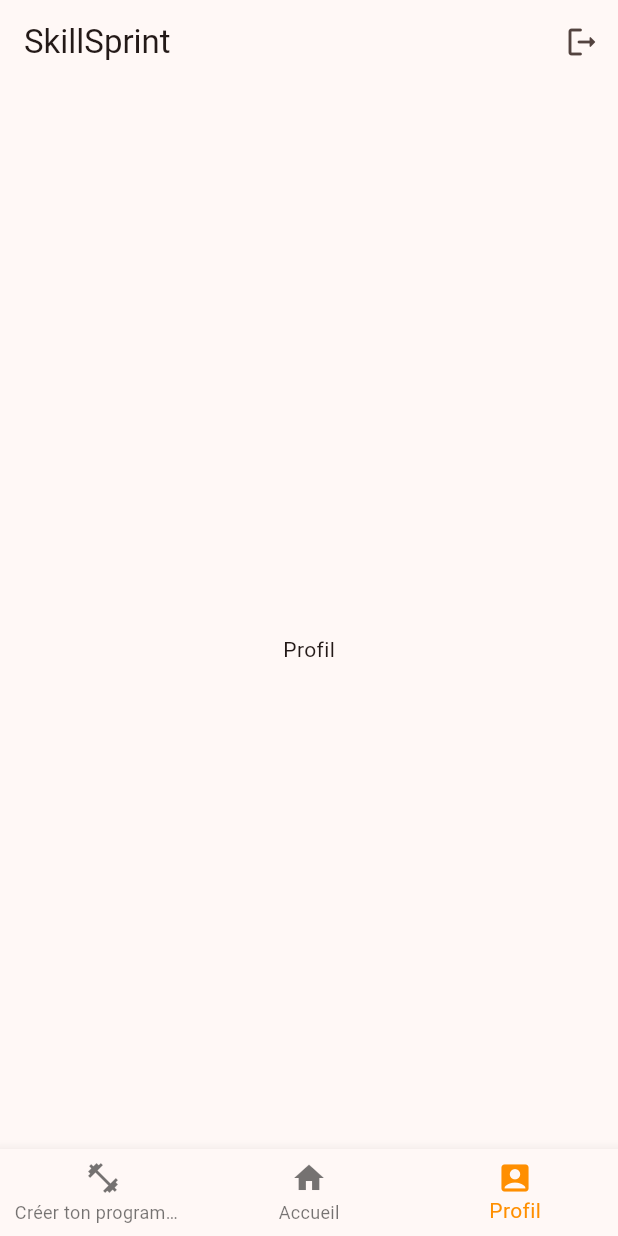
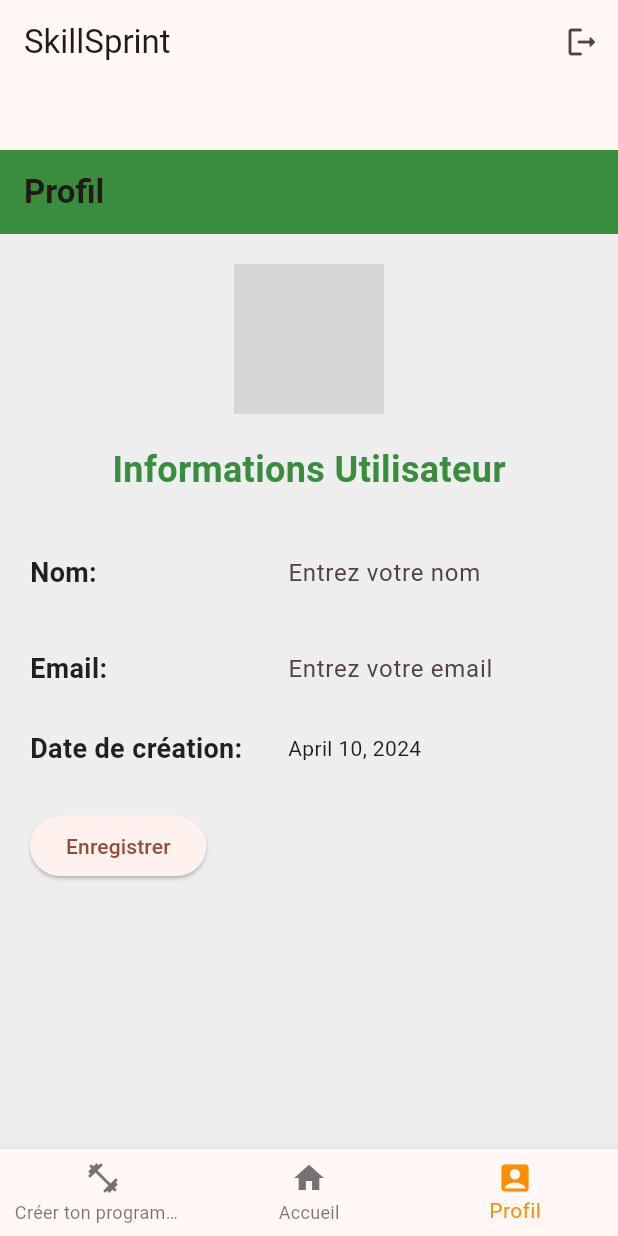
Before and after one commit to LoupMyr/SkillSprint-mobile, a Flutter app: the HomePage screen opened directly with empty values, item 3 of the bottom bar chosen, on a phone screen of 412 x 824 dp. Run offline on Flutter 3.47's test engine with Material 3 defaults, Android fonts, the light colour scheme and no system bars; our stand-ins replace cloud_firestore, firebase_auth, firebase_core, shared_preferences; accounts and stored records are empty; generated files the repository leaves out were written again; network calls fail; grey boxes are pictures that could not be loaded.

Commit message:
Ajout V1 page profil

```diff
--- a/lib/Layouts/Profil.dart
+++ b/lib/Layouts/Profil.dart
@@ -1,10 +1,172 @@
 import 'package:flutter/material.dart';
+import 'package:firebase_auth/firebase_auth.dart';
+import 'package:intl/intl.dart';
 
 class Profil extends StatelessWidget {
   @override
   Widget build(BuildContext context) {
-    return const Center(
-      child: Text("Profil"),
+    User? user = FirebaseAuth.instance.currentUser;
+
+    return Scaffold(
+      appBar: AppBar(
+        title: Text(
+          'Profil',
+          style: TextStyle(
+            fontFamily: 'Roboto',
+            fontWeight: FontWeight.bold,
+          ),
+        ),
+        backgroundColor: Colors.green[700],
+        elevation: 0, // Supprime l'ombre sous l'app bar
+      ),
+      body: user != null ? ProfilContent(user: user) : Center(child: CircularProgressIndicator()),
+      backgroundColor: Colors.grey[200],
     );
   }
 }
+
+class ProfilContent extends StatefulWidget {
+  final User user;
+
+  const ProfilContent({Key? key, required this.user}) : super(key: key);
+
+  @override
+  _ProfilContentState createState() => _ProfilContentState();
+}
+
+class _ProfilContentState extends State<ProfilContent> {
+  late TextEditingController _nameController;
+  late TextEditingController _emailController;
+
+  @override
+  void initState() {
+    super.initState();
+    _nameController = TextEditingController(text: widget.user.displayName ?? "");
+    _emailController = TextEditingController(text: widget.user.email ?? "");
+  }
+
+  @override
+  void dispose() {
+    _nameController.dispose();
+    _emailController.dispose();
+    super.dispose();
+  }
+
+  @override
+  Widget build(BuildContext context) {
+    String formattedCreationDate = DateFormat.yMMMMd().format(widget.user.metadata.creationTime!);
+    return Padding(
+      padding: const EdgeInsets.all(20.0),
+      child: Column(
+        crossAxisAlignment: CrossAxisAlignment.start,
+        children: [
+          Center(
+            child: CircleAvatar(
+              radius: 50,
+              backgroundImage: NetworkImage('https://t4.ftcdn.net/jpg/00/97/00/09/360_F_97000908_wwH2goIihwrMoeV9QF3BW6HtpsVFaNVM.jpg'),
+              backgroundColor: Colors.grey[400],
+            ),
+          ),
+          SizedBox(height: 20),
+          Center(
+            child: Text(
+              'Informations Utilisateur',
+              style: TextStyle(
+                fontSize: 24,
+                fontWeight: FontWeight.bold,
+                color: Colors.green[700],
+                fontFamily: 'Roboto',
+              ),
+            ),
+          ),
+          SizedBox(height: 20),
+          UserInfoRow(
+            label: 'Nom:',
+            value: TextField(
+              controller: _nameController,
+              decoration: InputDecoration(
+                hintText: 'Entrez votre nom',
+                border: InputBorder.none,
+              ),
+            ),
+          ),
+          UserInfoRow(
+            label: 'Email:',
+            value: TextField(
+              controller: _emailController,
+              decoration: InputDecoration(
+                hintText: 'Entrez votre email',
+                border: InputBorder.none,
+              ),
+            ),
+          ),
+          UserInfoRow(
+            label: 'Date de création:',
+            value: Text(formattedCreationDate),
+          ),
+          SizedBox(height: 20),
+          ElevatedButton(
+            onPressed: () {
+              _updateProfile(context);
+            },
+            child: Text('Enregistrer'),
+          ),
+        ],
+      ),
+    );
+  }
+
+  Future<void> _updateProfile(BuildContext context) async {
+    try {
+      await widget.user.updateDisplayName( _nameController.text.trim());
+      await widget.user.verifyBeforeUpdateEmail(_emailController.text.trim());
+      ScaffoldMessenger.of(context).showSnackBar(SnackBar(
+        content: Text('Profil mis à jour avec succès'),
+        backgroundColor: Colors.green,
+      ));
+    } catch (e) {
+      ScaffoldMessenger.of(context).showSnackBar(SnackBar(
+        content: Text('Erreur lors de la mise à jour du profil: $e'),
+        backgroundColor: Colors.red,
+      ));
+    }
+  }
+}
+
+class UserInfoRow extends StatelessWidget {
+  final String label;
+  final Widget value;
+
+  const UserInfoRow({Key? key, required this.label, required this.value}) : super(key: key);
+
+  @override
+  Widget build(BuildContext context) {
+    return Padding(
+      padding: const EdgeInsets.symmetric(vertical: 8.0),
+      child: Row(
+        mainAxisAlignment: MainAxisAlignment.spaceBetween,
+        children: [
+          Text(
+            label,
+            style: TextStyle(
+              fontSize: 18,
+              fontWeight: FontWeight.bold,
+              color: Colors.black87,
+              fontFamily: 'Roboto',
+            ),
+          ),
+          SizedBox(
+            width: 200, // Ajustez la largeur pour mieux s'adapter
+            child: value,
+          ),
+        ],
+      ),
+    );
+  }
+}
+
+void main() {
+  runApp(MaterialApp(
+    home: Profil(),
+  ));
+}
--- a/lib/Pages/HomePage.dart
+++ b/lib/Pages/HomePage.dart
@@ -17,10 +17,11 @@ class HomePage extends StatefulWidget {
 
 class _HomePageState extends State<HomePage> {
   int _selectedIndex = 1;
+  late final User user;
   final List<Widget> _widgetOptions = <Widget>[
     Programme(),
     Accueil(),
-    Profil()
+    Profil(),
   ];
 
   void _onItemTapped(int index) {
--- a/pubspec.yaml
+++ b/pubspec.yaml
@@ -39,6 +39,7 @@ dependencies:
   firebase_auth: ^4.17.5
   shared_preferences: ^2.2.2
   cloud_firestore: ^4.16.0
+  intl: ^0.19.0
 
 dev_dependencies:
   flutter_test:
```
Also changed, not shown: pubspec.lock, 9 other files.
